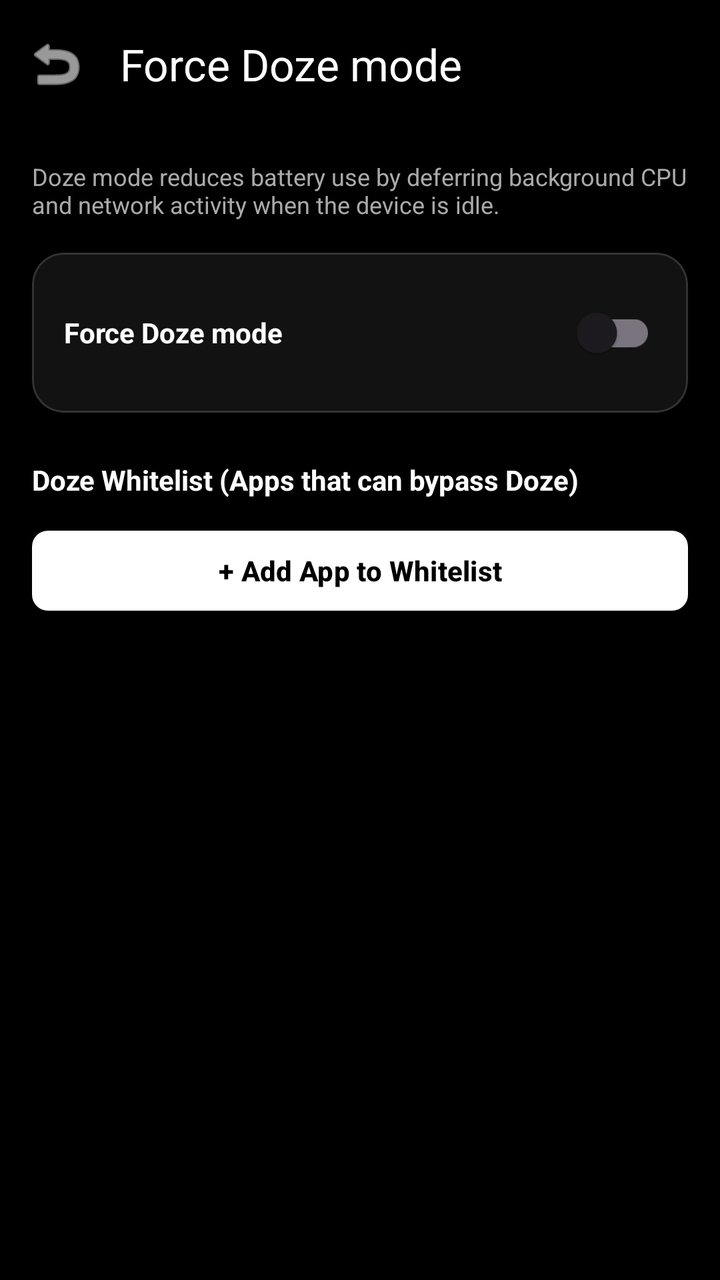
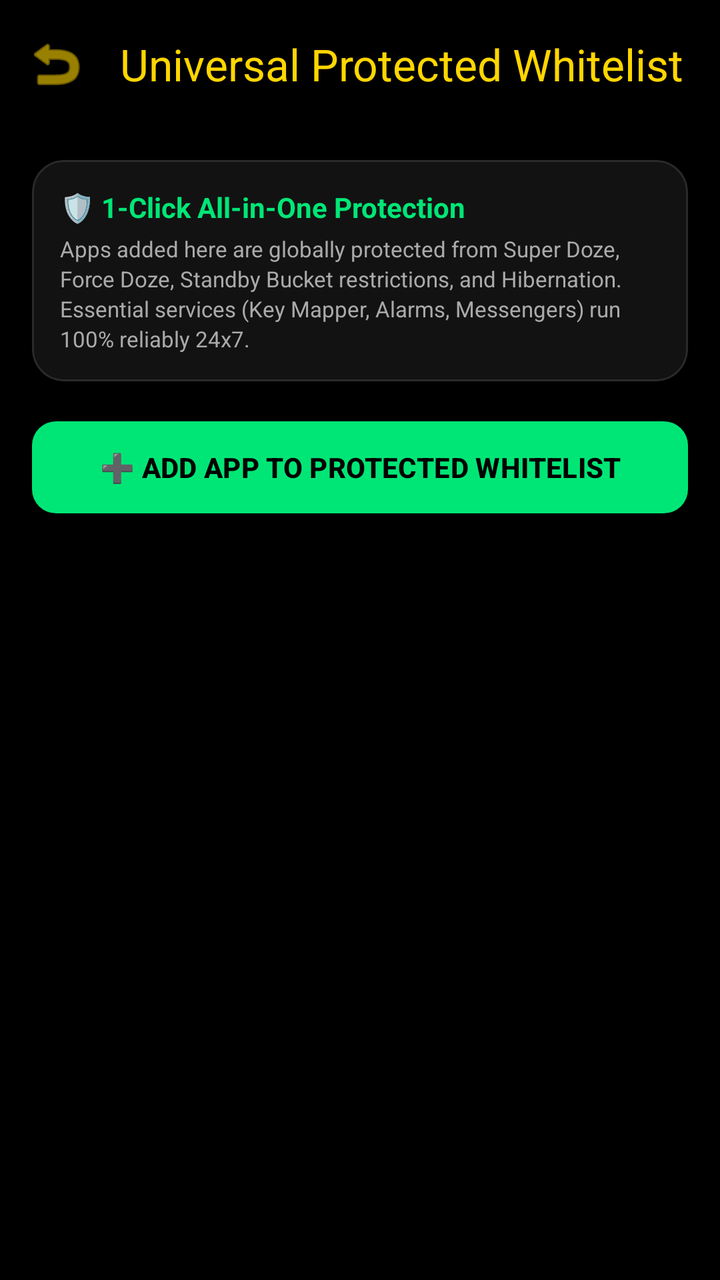

Compare the two renders of this Android layout. The source of the first and the diff that turns it into the second are given below.
<!-- AndroidManifest.xml: activity theme Theme.PhoneControl -->
<!-- res/layout/activity_doze_whitelist.xml -->
<?xml version="1.0" encoding="utf-8"?>
<LinearLayout xmlns:android="http://schemas.android.com/apk/res/android"
    xmlns:app="http://schemas.android.com/apk/res-auto"
    android:layout_width="match_parent"
    android:layout_height="match_parent"
    android:orientation="vertical"
    android:background="@android:color/black"
    android:fitsSystemWindows="true">

    <com.google.android.material.appbar.MaterialToolbar
        android:id="@+id/toolbarDoze"
        android:layout_width="match_parent"
        android:layout_height="?attr/actionBarSize"
        app:title="Force Doze mode"
        app:titleTextColor="@android:color/white"
        app:navigationIcon="@android:drawable/ic_menu_revert"
        app:navigationIconTint="@android:color/white" />

    <LinearLayout
        android:layout_width="match_parent"
        android:layout_height="wrap_content"
        android:orientation="vertical"
        android:padding="16dp">

        <TextView
            android:layout_width="match_parent"
            android:layout_height="wrap_content"
            android:text="Doze mode reduces battery use by deferring background CPU and network activity when the device is idle."
            android:textColor="#AAAAAA"
            android:textSize="12sp"
            android:layout_marginBottom="16dp" />

        <com.google.android.material.card.MaterialCardView
            android:layout_width="match_parent"
            android:layout_height="wrap_content"
            android:layout_marginBottom="24dp"
            app:cardCornerRadius="16dp" app:cardBackgroundColor="#121212" app:strokeWidth="1dp" app:strokeColor="#333333">
            <LinearLayout android:layout_width="match_parent" android:layout_height="wrap_content" android:gravity="center_vertical" android:padding="16dp">
                <TextView android:layout_width="0dp" android:layout_height="wrap_content" android:layout_weight="1" android:text="Force Doze mode" android:textColor="#FFFFFF" android:textStyle="bold" />
                <com.google.android.material.switchmaterial.SwitchMaterial android:id="@+id/switchForceDozeEnabled" android:layout_width="wrap_content" android:layout_height="wrap_content" />
            </LinearLayout>
        </com.google.android.material.card.MaterialCardView>

        <TextView
            android:layout_width="match_parent"
            android:layout_height="wrap_content"
            android:text="Doze Whitelist (Apps that can bypass Doze)"
            android:textColor="#FFFFFF"
            android:textStyle="bold"
            android:layout_marginBottom="12dp" />

        <com.google.android.material.button.MaterialButton
            android:id="@+id/btnAddDozeWhitelist"
            android:layout_width="match_parent"
            android:layout_height="wrap_content"
            android:text="+ Add App to Whitelist"
            android:textColor="@android:color/black"
            android:textStyle="bold"
            app:backgroundTint="@android:color/white"
            app:cornerRadius="8dp" />
    </LinearLayout>

    <androidx.core.widget.NestedScrollView
        android:layout_width="match_parent"
        android:layout_height="match_parent">
        <LinearLayout
            android:id="@+id/layoutDozeWhitelist"
            android:layout_width="match_parent"
            android:layout_height="wrap_content"
            android:orientation="vertical"
            android:paddingHorizontal="16dp"
            android:paddingBottom="16dp" />
    </androidx.core.widget.NestedScrollView>
</LinearLayout>
<!-- resources referenced by this layout -->
<resources>
  <style name="Theme.PhoneControl" parent="Theme.Material3.DayNight.NoActionBar">
          
          <item name="colorPrimary">@color/purple_500</item>
          <item name="colorPrimaryVariant">@color/purple_700</item>
          <item name="colorOnPrimary">@color/white</item>
          
          <item name="colorSecondary">@color/teal_200</item>
          <item name="colorSecondaryVariant">@color/teal_700</item>
          <item name="colorOnSecondary">@color/black</item>
          
          <item name="android:statusBarColor">@android:color/black</item>
          <item name="android:windowLightStatusBar" tools:targetApi="m">false</item>
          
          
          
      </style>
  <color name="purple_500">#FF6200EE</color>
  <color name="purple_700">#FF3700B3</color>
  <color name="white">#FFFFFFFF</color>
  <color name="teal_200">#FF03DAC5</color>
  <color name="teal_700">#FF018786</color>
  <color name="black">#FF000000</color>
</resources>

<!-- the commit's change to res/layout/activity_doze_whitelist.xml (unified diff, before → after) -->
@@ -11,10 +11,10 @@
         android:id="@+id/toolbarDoze"
         android:layout_width="match_parent"
         android:layout_height="?attr/actionBarSize"
-        app:title="Force Doze mode"
-        app:titleTextColor="@android:color/white"
+        app:title="Universal Protected Whitelist"
+        app:titleTextColor="@color/color_battery"
         app:navigationIcon="@android:drawable/ic_menu_revert"
-        app:navigationIconTint="@android:color/white" />
+        app:navigationIconTint="@color/color_battery" />
 
     <LinearLayout
         android:layout_width="match_parent"
@@ -22,42 +22,49 @@
         android:orientation="vertical"
         android:padding="16dp">
 
-        <TextView
-            android:layout_width="match_parent"
-            android:layout_height="wrap_content"
-            android:text="Doze mode reduces battery use by deferring background CPU and network activity when the device is idle."
-            android:textColor="#AAAAAA"
-            android:textSize="12sp"
-            android:layout_marginBottom="16dp" />
-
         <com.google.android.material.card.MaterialCardView
             android:layout_width="match_parent"
             android:layout_height="wrap_content"
-            android:layout_marginBottom="24dp"
-            app:cardCornerRadius="16dp" app:cardBackgroundColor="#121212" app:strokeWidth="1dp" app:strokeColor="#333333">
-            <LinearLayout android:layout_width="match_parent" android:layout_height="wrap_content" android:gravity="center_vertical" android:padding="16dp">
-                <TextView android:layout_width="0dp" android:layout_height="wrap_content" android:layout_weight="1" android:text="Force Doze mode" android:textColor="#FFFFFF" android:textStyle="bold" />
-                <com.google.android.material.switchmaterial.SwitchMaterial android:id="@+id/switchForceDozeEnabled" android:layout_width="wrap_content" android:layout_height="wrap_content" />
+            android:layout_marginBottom="16dp"
+            app:cardCornerRadius="16dp"
+            app:cardBackgroundColor="#121212"
+            app:strokeWidth="1dp"
+            app:strokeColor="#2A2A2A">
+
+            <LinearLayout
+                android:layout_width="match_parent"
+                android:layout_height="wrap_content"
+                android:orientation="vertical"
+                android:padding="14dp">
+
+                <TextView
+                    android:layout_width="wrap_content"
+                    android:layout_height="wrap_content"
+                    android:text="🛡️ 1-Click All-in-One Protection"
+                    android:textColor="#00E676"
+                    android:textStyle="bold"
+                    android:textSize="14sp" />
+
+                <TextView
+                    android:layout_width="match_parent"
+                    android:layout_height="wrap_content"
+                    android:layout_marginTop="4dp"
+                    android:text="Apps added here are globally protected from Super Doze, Force Doze, Standby Bucket restrictions, and Hibernation. Essential services (Key Mapper, Alarms, Messengers) run 100% reliably 24x7."
+                    android:textColor="#AAAAAA"
+                    android:textSize="11sp"
+                    android:lineSpacingExtra="2dp" />
             </LinearLayout>
         </com.google.android.material.card.MaterialCardView>
-
-        <TextView
-            android:layout_width="match_parent"
-            android:layout_height="wrap_content"
-            android:text="Doze Whitelist (Apps that can bypass Doze)"
-            android:textColor="#FFFFFF"
-            android:textStyle="bold"
-            android:layout_marginBottom="12dp" />
 
         <com.google.android.material.button.MaterialButton
             android:id="@+id/btnAddDozeWhitelist"
             android:layout_width="match_parent"
-            android:layout_height="wrap_content"
-            android:text="+ Add App to Whitelist"
+            android:layout_height="54dp"
+            android:text="➕ ADD APP TO PROTECTED WHITELIST"
             android:textColor="@android:color/black"
             android:textStyle="bold"
-            app:backgroundTint="@android:color/white"
-            app:cornerRadius="8dp" />
+            app:backgroundTint="#00E676"
+            app:cornerRadius="12dp" />
     </LinearLayout>
 
     <androidx.core.widget.NestedScrollView
<!-- resource entries referenced after the edit -->
@@ -1,5 +1,6 @@
 <!-- resources referenced by this layout -->
 <resources>
+  <color name="color_battery">#FFD600</color>
   <style name="Theme.PhoneControl" parent="Theme.Material3.DayNight.NoActionBar">
           
           <item name="colorPrimary">@color/purple_500</item>
